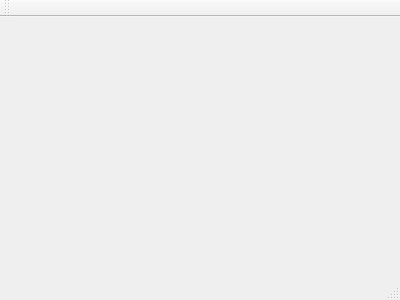
Before: the Qt Designer form VCL/mainwindow.ui in CerberPup/VersionControl, drawn with Qt 5.
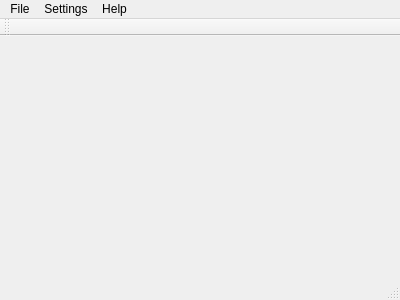
After: the same form once the commit is applied.

The edit to the form file:
```diff
--- a/VCL/mainwindow.ui
+++ b/VCL/mainwindow.ui
@@ -12,13 +12,59 @@
   <property name="windowTitle" >
    <string>MainWindow</string>
   </property>
-  <widget class="QMenuBar" name="menuBar" />
-  <widget class="QToolBar" name="mainToolBar" />
-  <widget class="QWidget" name="centralWidget" />
-  <widget class="QStatusBar" name="statusBar" />
+  <widget class="QWidget" name="centralWidget"/>
+  <widget class="QMenuBar" name="menuBar">
+   <property name="geometry">
+    <rect>
+     <x>0</x>
+     <y>0</y>
+     <width>400</width>
+     <height>21</height>
+    </rect>
+   </property>
+   <widget class="QMenu" name="menuFile">
+    <property name="title">
+     <string>File</string>
+    </property>
+    <addaction name="actionOpen"/>
+    <addaction name="separator"/>
+    <addaction name="actionExit"/>
+   </widget>
+   <widget class="QMenu" name="menuOption">
+    <property name="title">
+     <string>Help</string>
+    </property>
+   </widget>
+   <widget class="QMenu" name="menuSettings">
+    <property name="title">
+     <string>Settings</string>
+    </property>
+   </widget>
+   <addaction name="menuFile"/>
+   <addaction name="menuSettings"/>
+   <addaction name="menuOption"/>
+  </widget>
+  <widget class="QToolBar" name="mainToolBar">
+   <attribute name="toolBarArea">
+    <enum>TopToolBarArea</enum>
+   </attribute>
+   <attribute name="toolBarBreak">
+    <bool>false</bool>
+   </attribute>
+  </widget>
+  <widget class="QStatusBar" name="statusBar"/>
+  <action name="actionOpen">
+   <property name="text">
+    <string>Open</string>
+   </property>
+  </action>
+  <action name="actionExit">
+   <property name="text">
+    <string>Exit</string>
+   </property>
+  </action>
  </widget>
- <layoutDefault spacing="6" margin="11" />
- <pixmapfunction></pixmapfunction>
+ <layoutdefault spacing="6" margin="11"/>
  <resources/>
  <connections/>
 </ui>
```
Left out of the diff: 7 changed lines with no effect on the pictures.
